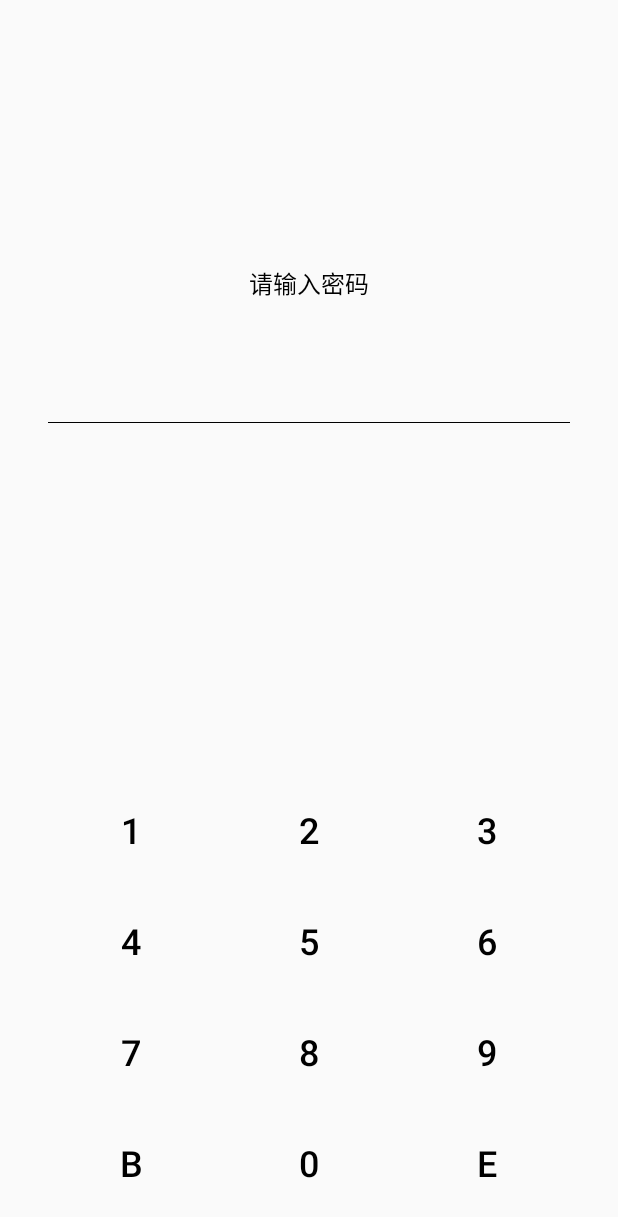
After one commit to sohnyi/liangmi_android, an Android app: the LoginActivity screen opened directly, with no data from a screen before it, on a phone screen of 412 x 824 dp. The commit adds this screen. Shown: the top 1217 px of the screen. Run offline under Robolectric (Android 15) with nearby library versions, the phone set to English and light mode, and no system bars.

Commit message:
fea: Add the login interface
need to complete the login function

```diff
--- a/app/build.gradle
+++ b/app/build.gradle
@@ -36,7 +36,7 @@ dependencies {
     implementation "org.jetbrains.kotlin:kotlin-stdlib-jdk7:$kotlin_version"
     implementation 'androidx.appcompat:appcompat:1.1.0'
     implementation 'androidx.core:core-ktx:1.2.0'
-    implementation 'androidx.constraintlayout:constraintlayout:1.1.3'
+    implementation 'androidx.constraintlayout:constraintlayout:2.0.0-beta6'
     testImplementation 'junit:junit:4.12'
     androidTestImplementation 'androidx.test.ext:junit:1.1.1'
     androidTestImplementation 'androidx.test.espresso:espresso-core:3.2.0'
--- a/app/src/main/AndroidManifest.xml
+++ b/app/src/main/AndroidManifest.xml
@@ -4,6 +4,7 @@
 
     <application
         android:allowBackup="true"
+        android:fullBackupContent="true"
         android:icon="@mipmap/ic_launcher"
         android:label="@string/app_name"
         android:roundIcon="@mipmap/ic_launcher_round"
@@ -22,8 +23,11 @@
         <activity android:name=".MainActivity"
             android:theme="@style/DarkStatusBar"
             android:launchMode="singleTask">
+        </activity>
 
-        </activity>
+
+        <activity android:name=".LoginActivity"
+            android:windowSoftInputMode="stateAlwaysHidden"/>
     </application>
 
 </manifest>
--- /dev/null
+++ b/app/src/main/java/com/sohnyi/liangmi/LoginActivity.kt
@@ -0,0 +1,73 @@
+package com.sohnyi.liangmi
+
+import android.os.Bundle
+import android.widget.Toast
+import androidx.appcompat.app.AppCompatActivity
+import kotlinx.android.synthetic.main.activity_login.*
+import java.lang.StringBuilder
+
+class LoginActivity: AppCompatActivity() {
+
+    private var passwordSB = StringBuilder()
+
+    override fun onCreate(savedInstanceState: Bundle?) {
+        super.onCreate(savedInstanceState)
+        setContentView(R.layout.activity_login)
+
+        ///TODO handle the different status between has set password and no password has set
+
+        setViewOnClickListener()
+    }
+
+    private fun setViewOnClickListener() {
+        tv_0.setOnClickListener { onNumberClick(it.id) }
+        tv_1.setOnClickListener { onNumberClick(it.id) }
+        tv_2.setOnClickListener { onNumberClick(it.id) }
+        tv_3.setOnClickListener { onNumberClick(it.id) }
+        tv_4.setOnClickListener { onNumberClick(it.id) }
+        tv_5.setOnClickListener { onNumberClick(it.id) }
+        tv_6.setOnClickListener { onNumberClick(it.id) }
+        tv_6.setOnClickListener { onNumberClick(it.id) }
+        tv_7.setOnClickListener { onNumberClick(it.id) }
+        tv_8.setOnClickListener { onNumberClick(it.id) }
+        tv_9.setOnClickListener { onNumberClick(it.id) }
+
+        tv_backspace.setOnClickListener { onBackSpaceClick() }
+
+        tv_enter.setOnClickListener { onEnterClick() }
+    }
+
+    private fun onNumberClick(id: Int) {
+        if (passwordSB.length < 8) {
+            when (id) {
+                R.id.tv_0 -> passwordSB.append("0")
+                R.id.tv_1 -> passwordSB.append("1")
+                R.id.tv_2 -> passwordSB.append("2")
+                R.id.tv_3 -> passwordSB.append("3")
+                R.id.tv_4 -> passwordSB.append("4")
+                R.id.tv_5 -> passwordSB.append("5")
+                R.id.tv_6 -> passwordSB.append("6")
+                R.id.tv_7 -> passwordSB.append("7")
+                R.id.tv_8 -> passwordSB.append("8")
+                R.id.tv_9 -> passwordSB.append("9")
+            }
+            tv_password.text = passwordSB.toString()
+        }
+    }
+
+    private fun onBackSpaceClick() {
+        if (passwordSB.isNotEmpty()) {
+            passwordSB.deleteCharAt(passwordSB.length - 1)
+            tv_password.text = passwordSB.toString()
+        }
+    }
+
+    private fun onEnterClick() {
+        if (passwordSB.length >= 6) {
+            Toast.makeText(this, "password enter", Toast.LENGTH_SHORT).show()
+            ///TODO handler after password set successful or password enter right
+        } else {
+            Toast.makeText(this, "password to short", Toast.LENGTH_SHORT).show()
+        }
+    }
+}
--- a/app/src/main/java/com/sohnyi/liangmi/splash/SplashActivity.kt
+++ b/app/src/main/java/com/sohnyi/liangmi/splash/SplashActivity.kt
@@ -3,7 +3,7 @@ package com.sohnyi.liangmi.splash
 import android.content.Intent
 import android.view.View
 import androidx.appcompat.app.AppCompatActivity
-import com.sohnyi.liangmi.MainActivity
+import com.sohnyi.liangmi.LoginActivity
 import kotlinx.coroutines.*
 
 class SplashActivity : AppCompatActivity() {
@@ -15,7 +15,7 @@ class SplashActivity : AppCompatActivity() {
         super.onWindowFocusChanged(hasFocus)
         if (hasFocus) {
             hideSystemUI()
-            waitToMain(1000)
+            waitToMain()
         }
     }
 
@@ -24,10 +24,10 @@ class SplashActivity : AppCompatActivity() {
                 or View.SYSTEM_UI_FLAG_HIDE_NAVIGATION)
     }
 
-    private fun waitToMain(time: Long = 3000) {
+    private fun waitToMain() {
         scope.launch(Dispatchers.Main) {
-            delay(time)
-            startActivity(Intent(this@SplashActivity, MainActivity::class.java))
+            delay(1500)
+            startActivity(Intent(this@SplashActivity, LoginActivity::class.java))
             finish()
         }
     }
--- /dev/null
+++ b/app/src/main/res/layout/activity_login.xml
@@ -0,0 +1,153 @@
+<?xml version="1.0" encoding="utf-8"?>
+<androidx.constraintlayout.widget.ConstraintLayout
+    xmlns:android="http://schemas.android.com/apk/res/android"
+    xmlns:app="http://schemas.android.com/apk/res-auto"
+    xmlns:tools="http://schemas.android.com/tools"
+    android:layout_width="match_parent"
+    android:layout_height="match_parent"
+    tools:context=".LoginActivity">
+
+    <TextView
+        android:layout_width="match_parent"
+        android:layout_height="wrap_content"
+        android:text="@string/input_password"
+        android:layout_marginBottom="32dp"
+        android:gravity="center"
+        android:textSize="16sp"
+        android:textColor="@android:color/black"
+        app:layout_constraintBottom_toTopOf="@id/tv_password"/>
+
+    <TextView
+        android:id="@+id/tv_password"
+        android:layout_width="match_parent"
+        android:layout_height="wrap_content"
+        android:layout_marginHorizontal="32dp"
+        android:gravity="center"
+        android:inputType="numberPassword"
+        android:maxLength="10"
+        android:textSize="36sp"
+        android:textColor="@android:color/black"
+        app:layout_constraintBottom_toBottomOf="parent"
+        app:layout_constraintTop_toTopOf="parent"
+        app:layout_constraintVertical_bias="0.3"
+        tools:text="54329831"
+        tools:ignore="TextViewEdits" />
+
+    <View
+        android:layout_width="0dp"
+        android:layout_height="0.5dp"
+        app:layout_constraintTop_toBottomOf="@id/tv_password"
+        app:layout_constraintStart_toStartOf="@id/tv_password"
+        app:layout_constraintEnd_toEndOf="@id/tv_password"
+        android:background="@android:color/black" />
+
+    <TextView
+        android:id="@+id/tv_confirm_password"
+        android:layout_width="match_parent"
+        android:layout_height="wrap_content"
+        android:layout_marginTop="16dp"
+        android:layout_marginHorizontal="32dp"
+        android:gravity="center"
+        android:hint="@string/confirm_password"
+        android:inputType="numberPassword"
+        android:maxLength="10"
+        android:textSize="36sp"
+        android:visibility="invisible"
+        app:layout_constraintTop_toBottomOf="@+id/tv_password"
+        tools:text="54329831"
+        tools:ignore="TextViewEdits" />
+
+    <androidx.constraintlayout.helper.widget.Flow
+        android:id="@+id/flow_keyboard"
+        android:layout_width="0dp"
+        android:layout_height="320dp"
+        android:orientation="horizontal"
+        app:constraint_referenced_ids="tv_1, tv_2, tv_3, tv_4, tv_5, tv_6, tv_7, tv_8, tv_9, tv_backspace, tv_0, tv_enter"
+        app:flow_maxElementsWrap="3"
+        app:flow_wrapMode="chain"
+        android:paddingStart="32dp"
+        android:paddingEnd="32dp"
+        android:paddingTop="16dp"
+        android:paddingBottom="16dp"
+        app:flow_verticalGap="8dp"
+        app:flow_horizontalGap="8dp"
+        app:layout_constraintStart_toStartOf="parent"
+        app:layout_constraintEnd_toEndOf="parent"
+        app:layout_constraintBottom_toBottomOf="parent"
+        app:layout_constraintTop_toBottomOf="@id/tv_confirm_password"
+        app:layout_constraintVertical_bias="1.0" />
+
+    <TextView
+        android:id="@+id/tv_1"
+        android:text="@string/_1"
+        style="@style/FlowText"
+        tools:ignore="MissingConstraints" />
+
+    <TextView
+        android:id="@+id/tv_2"
+        android:text="@string/_2"
+        style="@style/FlowText"
+        tools:ignore="MissingConstraints" />
+
+    <TextView
+        android:id="@+id/tv_3"
+        android:text="@string/_3"
+        style="@style/FlowText"
+        tools:ignore="MissingConstraints" />
+
+    <TextView
+        android:id="@+id/tv_4"
+        android:text="@string/_4"
+        style="@style/FlowText"
+        tools:ignore="MissingConstraints" />
+
+    <TextView
+        android:id="@+id/tv_5"
+        android:text="@string/_5"
+        style="@style/FlowText"
+        tools:ignore="MissingConstraints" />
+
+    <TextView
+        android:id="@+id/tv_6"
+        android:text="@string/_6"
+        style="@style/FlowText"
+        tools:ignore="MissingConstraints" />
+
+    <TextView
+        android:id="@+id/tv_7"
+        android:text="@string/_7"
+        style="@style/FlowText"
+        tools:ignore="MissingConstraints" />
+
+
+    <TextView
+        android:id="@+id/tv_8"
+        android:text="@string/_8"
+        style="@style/FlowText"
+        tools:ignore="MissingConstraints"/>
+
+    <TextView
+        android:id="@+id/tv_9"
+        android:text="@string/_9"
+        style="@style/FlowText"
+        tools:ignore="MissingConstraints" />
+
+    <TextView
+        android:id="@+id/tv_backspace"
+        android:text="B"
+        style="@style/FlowText"
+        tools:ignore="MissingConstraints" />
+
+    <TextView
+        android:id="@+id/tv_0"
+        android:text="@string/_0"
+        style="@style/FlowText"
+        tools:ignore="MissingConstraints" />
+
+    <TextView
+        android:id="@+id/tv_enter"
+        android:text="E"
+        style="@style/FlowText"
+        tools:ignore="MissingConstraints" />
+
+</androidx.constraintlayout.widget.ConstraintLayout>
--- a/app/src/main/res/values/strings.xml
+++ b/app/src/main/res/values/strings.xml
@@ -1,4 +1,16 @@
 <resources>
     <string name="app_name">liangmi</string>
     <string name="tip_no_data">No data now!</string>
+    <string name="input_password">请输入密码</string>
+    <string name="confirm_password">请确认密码</string>
+    <string name="_1">1</string>
+    <string name="_3">3</string>
+    <string name="_4">4</string>
+    <string name="_5">5</string>
+    <string name="_6">6</string>
+    <string name="_7">7</string>
+    <string name="_8">8</string>
+    <string name="_9">9</string>
+    <string name="_0">0</string>
+    <string name="_2">2</string>
 </resources>
--- a/app/src/main/res/values/styles.xml
+++ b/app/src/main/res/values/styles.xml
@@ -44,4 +44,14 @@
         <item name="android:layout_marginEnd">16dp</item>
     </style>
 
+    <style name="FlowText" parent="Widget.AppCompat.Button.Borderless">
+        <item name="android:layout_width">0dp</item>
+        <item name="android:layout_height">0dp</item>
+        <item name="layout_constraintHorizontal_weight">1</item>
+        <item name="layout_constraintVertical_weight">1</item>
+        <item name="android:textSize">24sp</item>
+        <item name="android:textColor">@android:color/black</item>
+        <item name="android:gravity">center</item>
+    </style>
+
 </resources>
```
